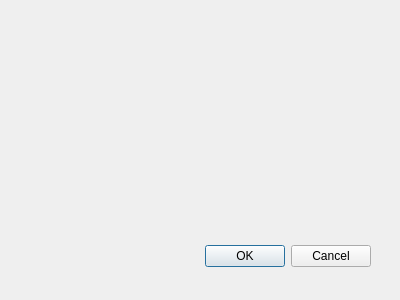
Above: accrualsdialog.ui from Woolfno/WaterAccounting before the change. Below: the same form after it.
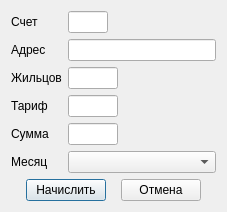
That is the form after the change.

What changed in the file:
```diff
--- a/accrualsdialog.ui
+++ b/accrualsdialog.ui
@@ -1,36 +1,198 @@
-<ui version="4.0" >
- <author></author>
- <comment></comment>
- <exportmacro></exportmacro>
- <class>Dialog</class>
- <widget class="QDialog" name="Dialog" >
-  <property name="geometry" >
+<?xml version="1.0" encoding="UTF-8"?>
+<ui version="4.0">
+ <class>AccrualsDialog</class>
+ <widget class="QDialog" name="AccrualsDialog">
+  <property name="geometry">
    <rect>
     <x>0</x>
     <y>0</y>
-    <width>400</width>
-    <height>300</height>
+    <width>215</width>
+    <height>210</height>
    </rect>
   </property>
   <property name="windowTitle" >
    <string>Dialog</string>
   </property>
-  <widget class="QDialogButtonBox" name="buttonBox" >
-   <property name="geometry" >
-    <rect>
-     <x>30</x>
-     <y>240</y>
-     <width>341</width>
-     <height>32</height>
-    </rect>
-   </property>
-   <property name="orientation" >
-    <enum>Qt::Horizontal</enum>
-   </property>
-   <property name="standardButtons" >
-    <set>QDialogButtonBox::Cancel|QDialogButtonBox::Ok</set>
-   </property>
-  </widget>
+  <layout class="QGridLayout" name="gridLayout">
+   <item row="0" column="0">
+    <layout class="QFormLayout" name="formLayout">
+     <item row="0" column="0">
+      <widget class="QLabel" name="label_2">
+       <property name="text">
+        <string>Счет</string>
+       </property>
+      </widget>
+     </item>
+     <item row="0" column="1">
+      <widget class="QLineEdit" name="lineEditBuildingId">
+       <property name="enabled">
+        <bool>true</bool>
+       </property>
+       <property name="sizePolicy">
+        <sizepolicy hsizetype="Fixed" vsizetype="Fixed">
+         <horstretch>0</horstretch>
+         <verstretch>0</verstretch>
+        </sizepolicy>
+       </property>
+       <property name="maximumSize">
+        <size>
+         <width>40</width>
+         <height>16777215</height>
+        </size>
+       </property>
+       <property name="readOnly">
+        <bool>true</bool>
+       </property>
+      </widget>
+     </item>
+     <item row="1" column="0">
+      <widget class="QLabel" name="label">
+       <property name="text">
+        <string>Адрес</string>
+       </property>
+      </widget>
+     </item>
+     <item row="1" column="1">
+      <widget class="QLineEdit" name="lineEditAddress">
+       <property name="enabled">
+        <bool>true</bool>
+       </property>
+       <property name="readOnly">
+        <bool>true</bool>
+       </property>
+      </widget>
+     </item>
+     <item row="2" column="0">
+      <widget class="QLabel" name="label_4">
+       <property name="text">
+        <string>Жильцов</string>
+       </property>
+      </widget>
+     </item>
+     <item row="2" column="1">
+      <widget class="QLineEdit" name="lineEditPeoples">
+       <property name="enabled">
+        <bool>true</bool>
+       </property>
+       <property name="sizePolicy">
+        <sizepolicy hsizetype="Fixed" vsizetype="Fixed">
+         <horstretch>0</horstretch>
+         <verstretch>0</verstretch>
+        </sizepolicy>
+       </property>
+       <property name="maximumSize">
+        <size>
+         <width>50</width>
+         <height>16777215</height>
+        </size>
+       </property>
+       <property name="readOnly">
+        <bool>true</bool>
+       </property>
+      </widget>
+     </item>
+     <item row="3" column="0">
+      <widget class="QLabel" name="label_3">
+       <property name="text">
+        <string>Тариф</string>
+       </property>
+      </widget>
+     </item>
+     <item row="3" column="1">
+      <widget class="QLineEdit" name="lineEditRate">
+       <property name="enabled">
+        <bool>true</bool>
+       </property>
+       <property name="sizePolicy">
+        <sizepolicy hsizetype="Fixed" vsizetype="Fixed">
+         <horstretch>0</horstretch>
+         <verstretch>0</verstretch>
+        </sizepolicy>
+       </property>
+       <property name="maximumSize">
+        <size>
+         <width>50</width>
+         <height>16777215</height>
+        </size>
+       </property>
+       <property name="readOnly">
+        <bool>true</bool>
+       </property>
+      </widget>
+     </item>
+     <item row="4" column="0">
+      <widget class="QLabel" name="label_5">
+       <property name="text">
+        <string>Сумма</string>
+       </property>
+      </widget>
+     </item>
+     <item row="4" column="1">
+      <widget class="QLineEdit" name="lineEditSum">
+       <property name="enabled">
+        <bool>true</bool>
+       </property>
+       <property name="sizePolicy">
+        <sizepolicy hsizetype="Fixed" vsizetype="Fixed">
+         <horstretch>0</horstretch>
+         <verstretch>0</verstretch>
+        </sizepolicy>
+       </property>
+       <property name="maximumSize">
+        <size>
+         <width>50</width>
+         <height>16777215</height>
+        </size>
+       </property>
+       <property name="readOnly">
+        <bool>true</bool>
+       </property>
+      </widget>
+     </item>
+     <item row="5" column="0">
+      <widget class="QLabel" name="Label">
+       <property name="text">
+        <string>Месяц</string>
+       </property>
+      </widget>
+     </item>
+     <item row="5" column="1">
+      <widget class="QComboBox" name="ComboBox">
+       <property name="maxVisibleItems">
+        <number>13</number>
+       </property>
+      </widget>
+     </item>
+    </layout>
+   </item>
+   <item row="1" column="0">
+    <layout class="QHBoxLayout" name="horizontalLayout">
+     <property name="spacing">
+      <number>15</number>
+     </property>
+     <property name="leftMargin">
+      <number>15</number>
+     </property>
+     <property name="rightMargin">
+      <number>15</number>
+     </property>
+     <item>
+      <widget class="QPushButton" name="pushButtonAccept">
+       <property name="text">
+        <string>Начислить</string>
+       </property>
+      </widget>
+     </item>
+     <item>
+      <widget class="QPushButton" name="pushButtonReject">
+       <property name="text">
+        <string>Отмена</string>
+       </property>
+      </widget>
+     </item>
+    </layout>
+   </item>
+  </layout>
  </widget>
  <pixmapfunction></pixmapfunction>
  <resources/>
```
Left out of the diff: 38 changed lines with no effect on the pictures.
